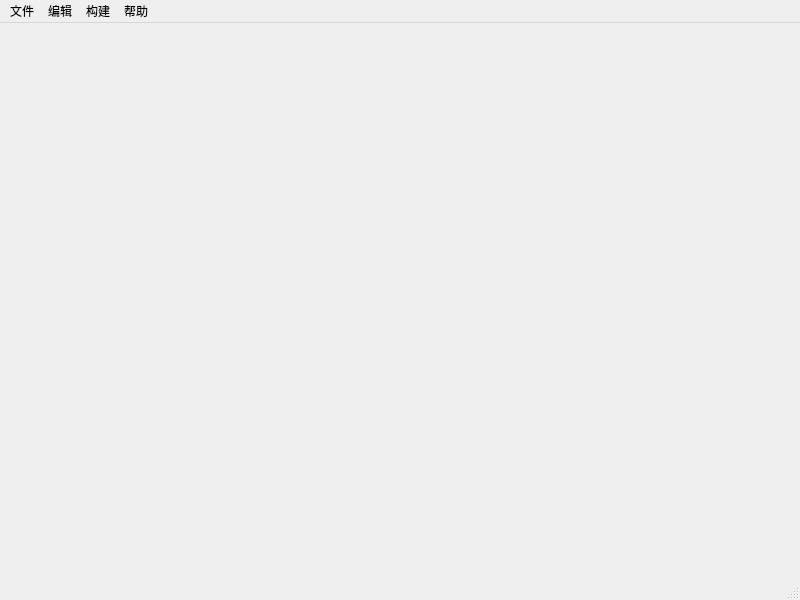
wangxiaoyao/IDE-Qt, file IDE-Qt/mainwindow.ui: the form before one commit.
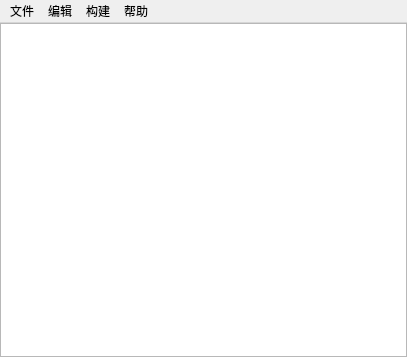
The form after the commit.

Commit message: UI框架

What changed in the file:
```diff
--- a/IDE-Qt/mainwindow.ui
+++ b/IDE-Qt/mainwindow.ui
@@ -6,20 +6,38 @@
    <rect>
     <x>0</x>
     <y>0</y>
-    <width>800</width>
-    <height>600</height>
+    <width>407</width>
+    <height>357</height>
    </rect>
   </property>
   <property name="windowTitle">
    <string>MainWindow</string>
   </property>
-  <widget class="QWidget" name="centralwidget"/>
+  <widget class="QWidget" name="centralwidget">
+   <layout class="QGridLayout" name="gridLayout">
+    <property name="leftMargin">
+     <number>0</number>
+    </property>
+    <property name="topMargin">
+     <number>0</number>
+    </property>
+    <property name="rightMargin">
+     <number>0</number>
+    </property>
+    <property name="bottomMargin">
+     <number>0</number>
+    </property>
+    <item row="0" column="0">
+     <widget class="QTextEdit" name="textEdit"/>
+    </item>
+   </layout>
+  </widget>
   <widget class="QMenuBar" name="menubar">
    <property name="geometry">
     <rect>
      <x>0</x>
      <y>0</y>
-     <width>800</width>
+     <width>407</width>
      <height>22</height>
     </rect>
    </property>
@@ -60,7 +78,6 @@
    <addaction name="menu_2"/>
    <addaction name="menu_3"/>
   </widget>
-  <widget class="QStatusBar" name="statusbar"/>
   <action name="actionopen">
    <property name="text">
     <string>打开</string>
```
Left out of the diff: 2 changed lines with no effect on the pictures.
